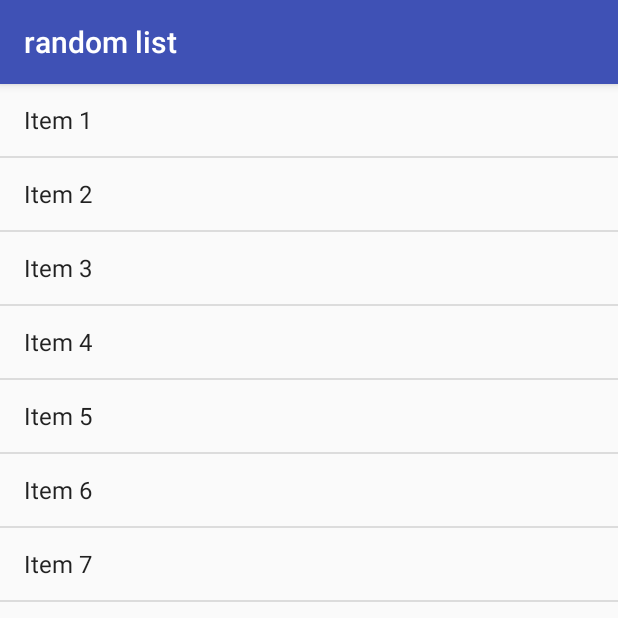
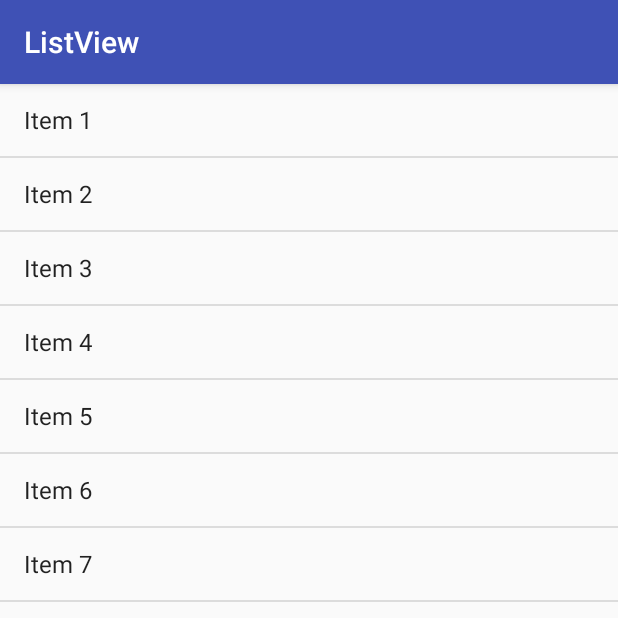
Before and after one commit to yvonnendutaw/ListView, an Android app: the screen it shows after launch (MainActivity), after a tap on "Item 1", on a phone screen of 412 x 824 dp, the top half of it. Run offline under Robolectric (Android 15) with nearby library versions, the phone set to English and light mode, and no system bars.

Commit message:
changed files

```diff
--- a/app/src/main/AndroidManifest.xml
+++ b/app/src/main/AndroidManifest.xml
@@ -5,7 +5,7 @@
     <application
         android:allowBackup="true"
         android:icon="@mipmap/ic_launcher"
-        android:label="random list"
+        android:label="@string/app_name"
         android:supportsRtl="true"
         android:theme="@style/AppTheme">
         <activity android:name=".MainActivity">
--- a/app/src/main/java/com/example/yvonne/listview/MainActivity.java
+++ b/app/src/main/java/com/example/yvonne/listview/MainActivity.java
@@ -45,10 +45,7 @@ public class MainActivity extends AppCompatActivity {
                 // ListView Clicked item value
                 String itemValue = (String) listView.getItemAtPosition(position);
 
-                // Show Alert
-                Toast.makeText(getApplicationContext(),
-                        "Position :" + itemPosition + "  ListItem : " + itemValue, Toast.LENGTH_LONG)
-                        .show();
+
 
             }
         });
```
